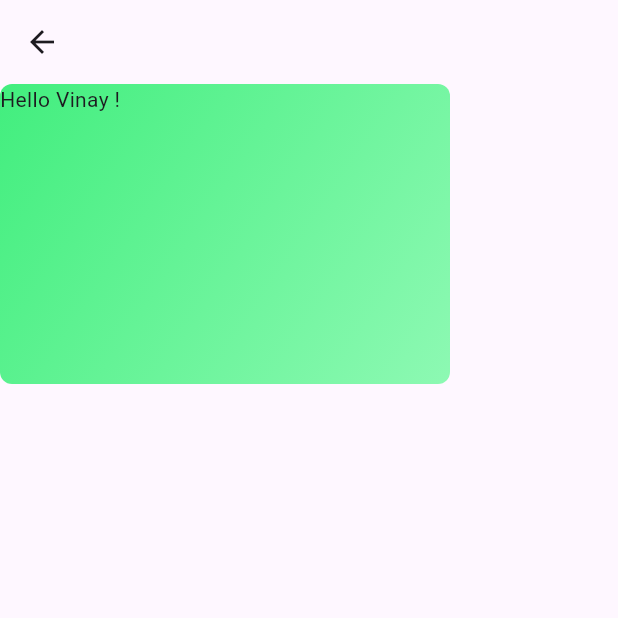
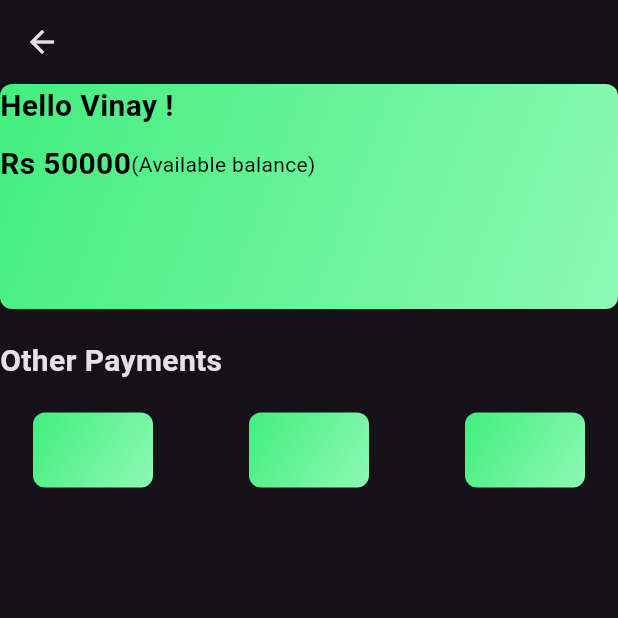
Before and after one commit to findmebyvinay/mobile_banlkapp, a Flutter app: the screen it shows after launch, after a tap on "Login", on a phone screen of 412 x 824 dp, the top half of it. Run offline on Flutter 3.47's test engine with Material 3 defaults, Android fonts, the phone set to English and light mode, and no system bars; our stand-ins replace equatable, flutter_bloc, lottie; accounts and stored records are empty.

Commit message:
added dashboard

```diff
--- a/lib/Screens/dashboard_screen.dart
+++ b/lib/Screens/dashboard_screen.dart
@@ -9,13 +9,14 @@ class DashboardScreen extends StatelessWidget {
       appBar: AppBar(),
       body: Column(
         mainAxisAlignment: MainAxisAlignment.start,
-        crossAxisAlignment: CrossAxisAlignment.center,
+        crossAxisAlignment: CrossAxisAlignment.start,
         children: [
-          Container(
-            width: 300,
-            height: 200,
+          Center(
+            child: Container(
+              width: double.infinity,
+              height: 150,
               decoration: BoxDecoration(
-              gradient: LinearGradient(colors: [
+                gradient:const  LinearGradient(colors: [
                   Color.fromRGBO(66, 238, 126, 1),
                   Color.fromRGBO(141, 249, 179, 1),
 
@@ -24,15 +25,97 @@ class DashboardScreen extends StatelessWidget {
                 end: Alignment.bottomRight),
                 borderRadius: BorderRadius.circular(8)
               ),
-            child: Column(
+              child:const Column(
                 mainAxisAlignment: MainAxisAlignment.start,
                 children: [
                   Row(mainAxisAlignment: MainAxisAlignment.start,
                   children: [
-                  Text('Hello Vinay !')
+                    Text('Hello Vinay !',
+                    style: TextStyle(
+                      fontSize: 20,
+                      fontWeight:FontWeight.bold,
+                      color: Colors.black
+                    ),),
+
+                  ],),
+                 SizedBox(height: 10,),
+                    Row(mainAxisAlignment: MainAxisAlignment.start,
+                  children: [
+                    Text('Rs 50000',
+                    style: TextStyle(
+                      fontSize: 20,
+                      fontWeight:FontWeight.bold,
+                      color: Colors.black
+                    ),),
+                  //  const SizedBox(width: 15,),
+                    Text('(Available balance)',
+                    style: TextStyle(
+                      color: Colors.black
+                    ),)
+
                   ],)
                 ],
+
               ),
+            ),
+          ),
+  const SizedBox(height: 20,),
+
+         const Text('Other Payments',
+          style:TextStyle(
+            fontSize: 20,
+            fontWeight: FontWeight.bold,
+           // color: Colors.black
+          )),
+      const SizedBox(height: 20,),
+          Row(
+            mainAxisAlignment: MainAxisAlignment.spaceEvenly,
+            children: [
+              Container(
+                width: 80,
+                height: 50,
+                 decoration: BoxDecoration(
+                gradient:const LinearGradient(colors: [
+                  Color.fromRGBO(66, 238, 126, 1),
+                  Color.fromRGBO(141, 249, 179, 1),
+
+                ],
+                begin: Alignment.topLeft,
+                end: Alignment.bottomRight),
+                borderRadius: BorderRadius.circular(8)
+              ),
+              ),
+              const SizedBox(width:20,),
+               Container(
+                width: 80,
+                height: 50,
+                 decoration: BoxDecoration(
+                gradient:const LinearGradient(colors: [
+                  Color.fromRGBO(66, 238, 126, 1),
+                  Color.fromRGBO(141, 249, 179, 1),
+
+                ],
+                begin: Alignment.topLeft,
+                end: Alignment.bottomRight),
+                borderRadius: BorderRadius.circular(8)
+              ),
+              ),
+                  const SizedBox(width:20,),
+               Container(
+                width: 80,
+                height: 50,
+                 decoration: BoxDecoration(
+                gradient:const LinearGradient(colors: [
+                  Color.fromRGBO(66, 238, 126, 1),
+                  Color.fromRGBO(141, 249, 179, 1),
+
+                ],
+                begin: Alignment.topLeft,
+                end: Alignment.bottomRight),
+                borderRadius: BorderRadius.circular(8)
+              ),
+              )
+            ],
           )
         ],
       ),
--- a/lib/Screens/login_screen.dart
+++ b/lib/Screens/login_screen.dart
@@ -43,7 +43,7 @@ class _LoginScreenState extends State<LoginScreen> {
           return const CircularProgressIndicator();
         }
         else {
-          return Padding(padding: EdgeInsets.all(8),
+          return Padding(padding:const EdgeInsets.all(8),
         child: Center(
           child: Column(
             mainAxisAlignment: MainAxisAlignment.start,
@@ -98,7 +98,7 @@ class _LoginScreenState extends State<LoginScreen> {
                                   child:const  Text('Forgot password?',
                                   style: TextStyle(
                                     fontSize: 15,
-                                    color: Colors.blueAccent,
+                                    color: Colors.green,
                                     fontWeight: FontWeight.bold
                                   ),),
                                 )
--- a/lib/Screens/widget/textfomfield.dart
+++ b/lib/Screens/widget/textfomfield.dart
@@ -16,23 +16,23 @@ class Textformfield extends StatelessWidget {
         keyboardType: keyboardtype,
                      focusNode: focusnode,
                       obscureText: obscureText,
-                      style: TextStyle(
+                      style:const TextStyle(
                         color: Colors.black
                       ),
                     decoration: InputDecoration(
                       prefixIcon: prefixIcon,
                      prefixIconColor: Colors.black,
-                   hintStyle: TextStyle(
+                   hintStyle:const  TextStyle(
                     color: Colors.black,
                    ),
                     hintText:hint,
-                    labelStyle: TextStyle(
+                    labelStyle:const TextStyle(
                       color: Colors.black
                     ),
                     labelText:label,
                     // label:Icon(Icons.mail,
                     // color: Colors.blueAccent,),
-                    border: OutlineInputBorder(
+                    border:const OutlineInputBorder(
                     borderSide: BorderSide(
                       color: Colors.black
                     )
--- a/lib/main.dart
+++ b/lib/main.dart
@@ -14,7 +14,7 @@ class MyApp extends StatelessWidget {
     return MaterialApp(
       title: 'Flutter Demo',
       debugShowCheckedModeBanner: false,
-     // themeMode:ThemeMode.dark,
+     themeMode:ThemeMode.dark,
       darkTheme: ThemeData.dark(),
       home:  LoginScreen()
     );
```
Lines whose indentation alone changed are shown as unchanged.
